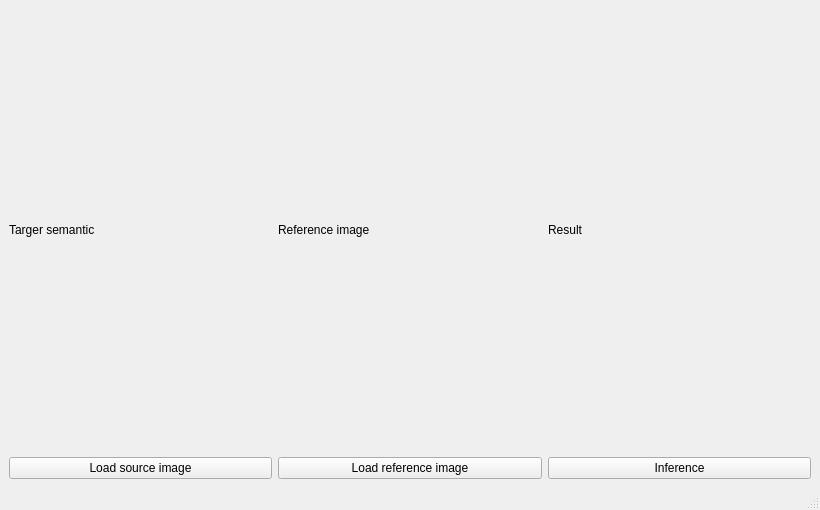
Above: demo/design.ui from alexmasterdi/CoCosNet before the change. Below: the same form after it.
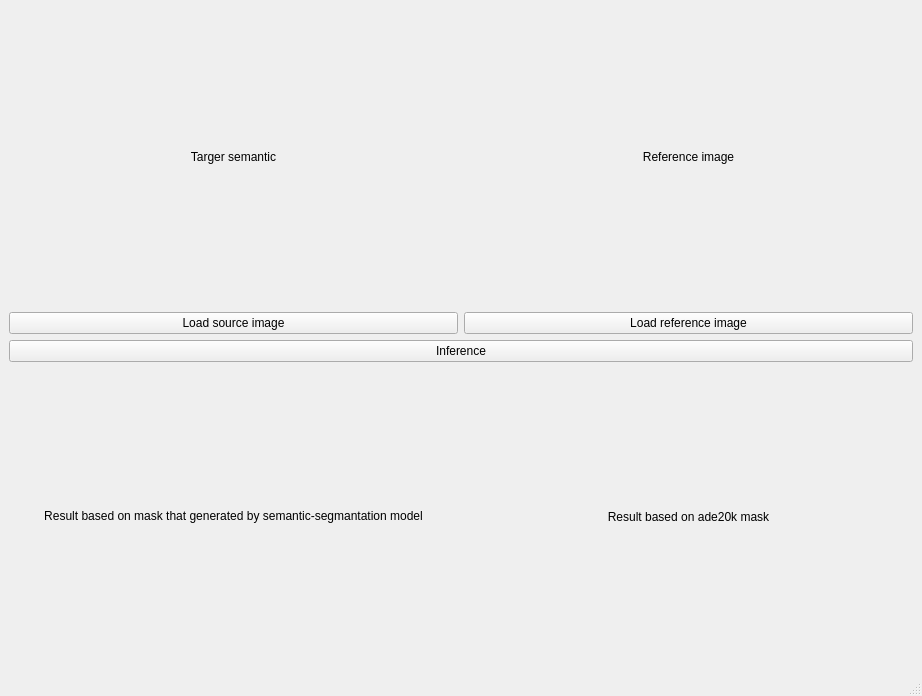
That is the form after the change.

Commit message: Add inference based on semantic segmentation to demo

Patch:
```diff
--- a/demo/design.ui
+++ b/demo/design.ui
@@ -6,8 +6,8 @@
    <rect>
     <x>0</x>
     <y>0</y>
-    <width>820</width>
-    <height>510</height>
+    <width>922</width>
+    <height>696</height>
    </rect>
   </property>
   <property name="windowTitle">
@@ -15,6 +15,16 @@
   </property>
   <widget class="QWidget" name="centralwidget">
    <layout class="QGridLayout" name="gridLayout">
+    <item row="0" column="1">
+     <widget class="QLabel" name="label_2">
+      <property name="text">
+       <string>&lt;html&gt;&lt;head/&gt;&lt;body&gt;&lt;p&gt;Reference image&lt;/p&gt;&lt;/body&gt;&lt;/html&gt;</string>
+      </property>
+      <property name="alignment">
+       <set>Qt::AlignCenter</set>
+      </property>
+     </widget>
+    </item>
     <item row="1" column="0">
      <widget class="QPushButton" name="pushButton">
       <property name="text">
@@ -29,31 +39,49 @@
       </property>
      </widget>
     </item>
-    <item row="1" column="2">
-     <widget class="QPushButton" name="pushButton_3">
-      <property name="text">
-       <string>Inference</string>
-      </property>
-     </widget>
-    </item>
     <item row="0" column="0">
      <widget class="QLabel" name="label">
       <property name="text">
        <string>&lt;html&gt;&lt;head/&gt;&lt;body&gt;&lt;p&gt;Targer semantic&lt;/p&gt;&lt;/body&gt;&lt;/html&gt;</string>
       </property>
-     </widget>
-    </item>
-    <item row="0" column="1">
-     <widget class="QLabel" name="label_2">
-      <property name="text">
-       <string>&lt;html&gt;&lt;head/&gt;&lt;body&gt;&lt;p&gt;Reference image&lt;/p&gt;&lt;/body&gt;&lt;/html&gt;</string>
+      <property name="alignment">
+       <set>Qt::AlignCenter</set>
       </property>
+      <property name="wordWrap">
+       <bool>true</bool>
+      </property>
      </widget>
     </item>
-    <item row="0" column="2">
+    <item row="3" column="0">
      <widget class="QLabel" name="label_3">
       <property name="text">
-       <string>&lt;html&gt;&lt;head/&gt;&lt;body&gt;&lt;p&gt;Result&lt;/p&gt;&lt;/body&gt;&lt;/html&gt;</string>
+       <string>&lt;html&gt;&lt;head/&gt;&lt;body&gt;&lt;p&gt;Result based on mask that generated by semantic-segmantation model&lt;/p&gt;&lt;/body&gt;&lt;/html&gt;</string>
+      </property>
+      <property name="scaledContents">
+       <bool>false</bool>
+      </property>
+      <property name="alignment">
+       <set>Qt::AlignCenter</set>
+      </property>
+      <property name="wordWrap">
+       <bool>true</bool>
+      </property>
+     </widget>
+    </item>
+    <item row="2" column="0" colspan="2">
+     <widget class="QPushButton" name="pushButton_3">
+      <property name="text">
+       <string>Inference</string>
+      </property>
+     </widget>
+    </item>
+    <item row="3" column="1">
+     <widget class="QLabel" name="label_4">
+      <property name="text">
+       <string>Result based on ade20k mask</string>
+      </property>
+      <property name="alignment">
+       <set>Qt::AlignCenter</set>
       </property>
      </widget>
     </item>
```
Left out of the diff: 4 changed lines with no effect on the pictures. The commit also changes 3 other files.
